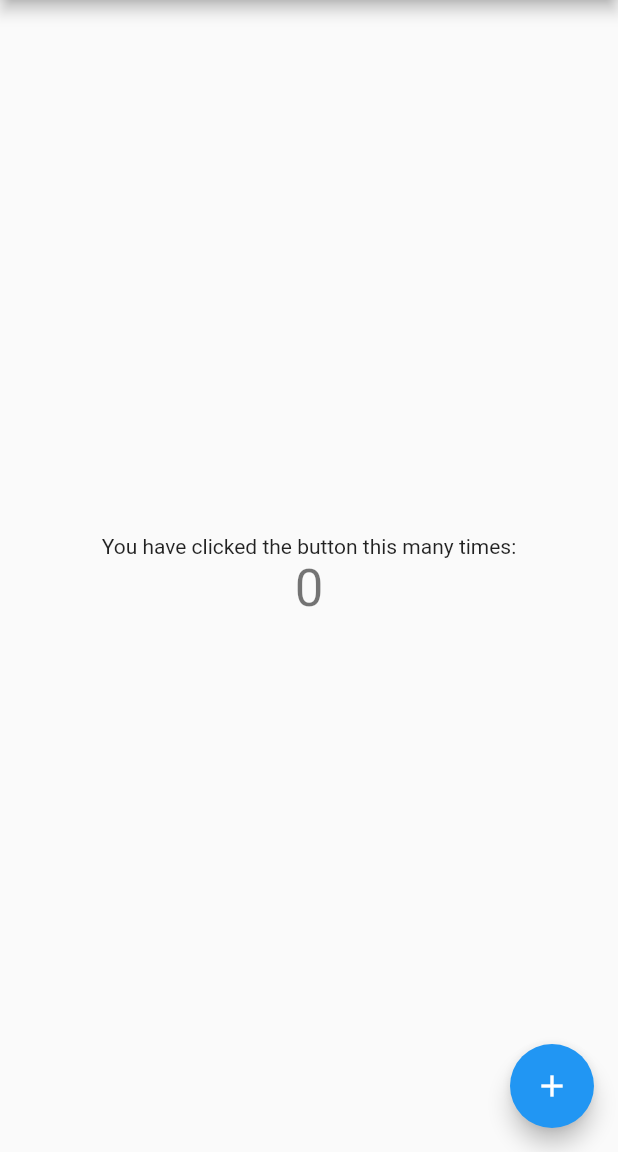
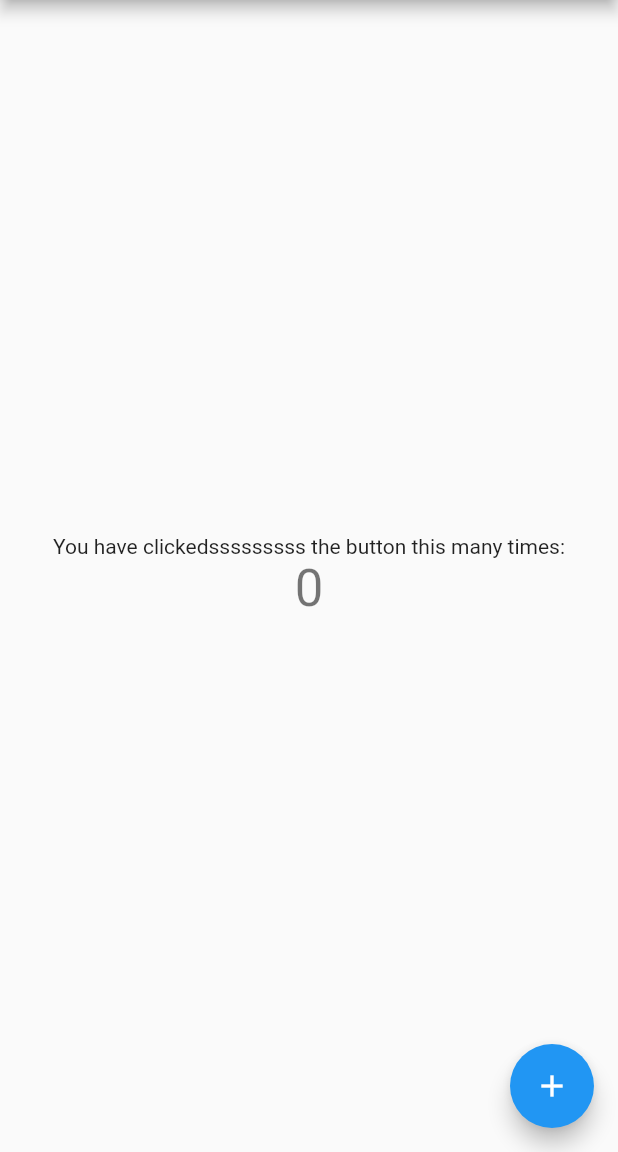
Before and after one commit to odese/flutter_game, a Flutter app: the screen it shows after launch, on a phone screen of 412 x 824 dp, the part 84-1236 px from its top. Run offline on Flutter 3.47's test engine with Material 2 defaults, Android fonts, the phone set to English and light mode, and no system bars.

Commit message:
second push

```diff
--- a/lib/main.dart
+++ b/lib/main.dart
@@ -98,7 +98,7 @@ class _MyHomePageState extends State<MyHomePage> {
           mainAxisAlignment: MainAxisAlignment.center,
           children: <Widget>[
             Text(
-              'You have clicked the button this many times:',
+              'You have clickedsssssssss the button this many times:',
             ),
             Text(
               '$_counter',
```
